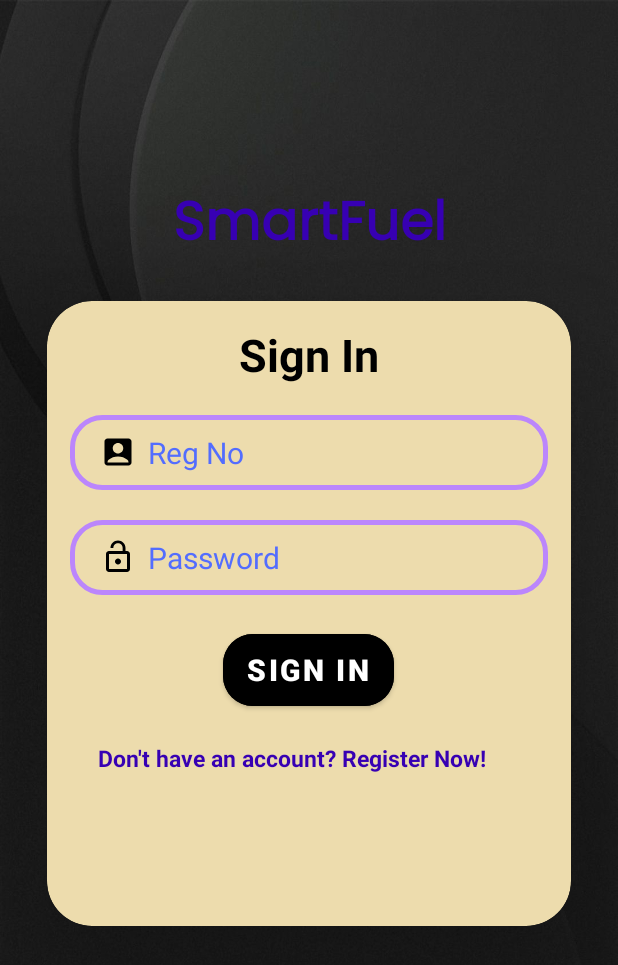
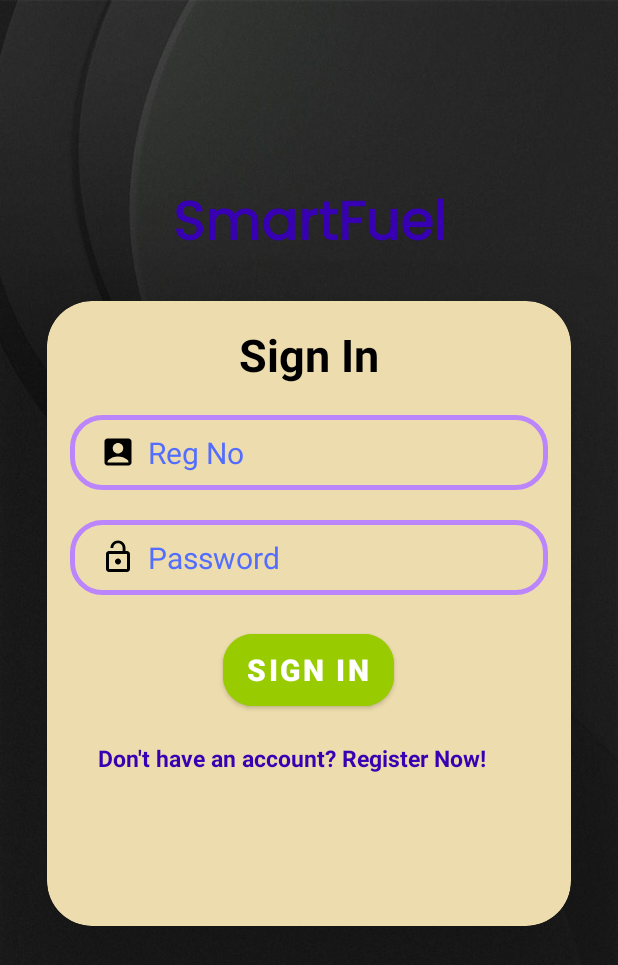
Before and after one commit to SachinduG/EAD_FE, an Android app: the ShedLoginActivity screen opened directly, with no data from a screen before it, on a phone screen of 412 x 824 dp. Shown: the top 965 px of the screen. Run offline under Robolectric (Android 15) with nearby library versions, the phone set to English and light mode, and no system bars.

Commit message:
first commit

```diff
--- a/app/src/main/res/layout/activity_shed_login.xml
+++ b/app/src/main/res/layout/activity_shed_login.xml
@@ -96,7 +96,7 @@
                     android:layout_width="wrap_content"
                     android:layout_height="60dp"
                     android:layout_gravity="center"
-                    android:backgroundTint="@android:color/background_dark"
+                    android:backgroundTint="@android:color/holo_green_light"
                     android:text="@string/sign_in"
                     android:textSize="20sp"
                     android:layout_marginTop="20sp"
```
Also changed, not shown: app/src/main/res/layout/activity_user_login.xml (+5 -3 lines).
